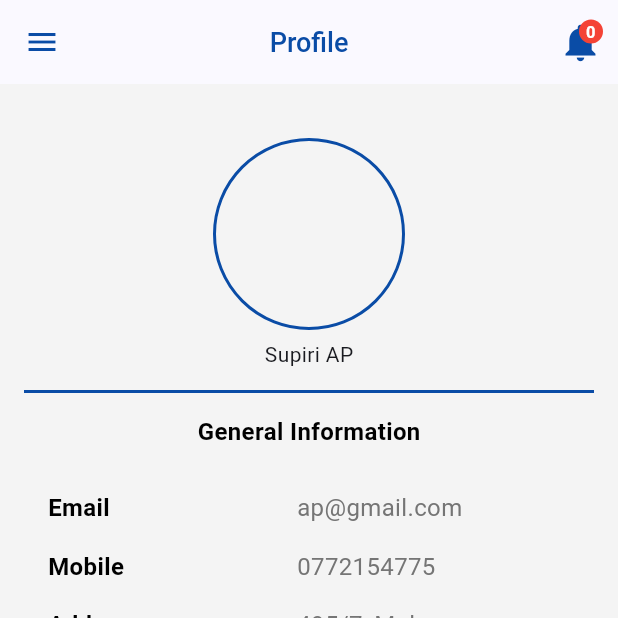
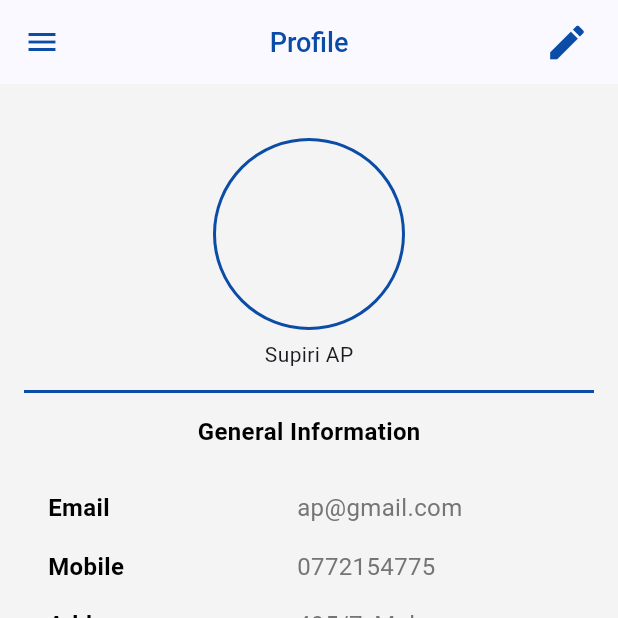
Before and after one commit to saimaboy/aarogya_meds, a Flutter app: the screen it shows after launch, item 4 of the bottom bar chosen, on a phone screen of 412 x 824 dp, the top half of it. Run offline on Flutter 3.47's test engine with Material 3 defaults, Android fonts, the phone set to English and light mode, and no system bars.

Commit message:
Profile Edit Page created

```diff
--- a/lib/screens/Profile/profile_main.dart
+++ b/lib/screens/Profile/profile_main.dart
@@ -1,5 +1,5 @@
 import 'package:aarogya_meds/utils/common.dart';
-import 'package:aarogya_meds/widget/appbars/menu_notification_appbar.dart';
+import 'package:aarogya_meds/widget/appbars/menu_edit_appbar.dart';
 import 'package:flutter/material.dart';
 
 class ProfilePage extends StatefulWidget {
@@ -13,7 +13,7 @@ class _ProfilePageState extends State<ProfilePage> {
   @override
   Widget build(BuildContext context) {
     return Scaffold(
-        appBar: const MenuNotification(title: "Profile"),
+        appBar: const MenuEdit(title: "Profile"),
         body: Container(
           padding: const EdgeInsets.all(16.0),
           child:
--- /dev/null
+++ b/lib/widget/appbars/menu_edit_appbar.dart
@@ -0,0 +1,56 @@
+import 'package:aarogya_meds/screens/Profile/profile_edit.dart';
+import 'package:aarogya_meds/utils/common.dart';
+import 'package:flutter/material.dart';
+
+class MenuEdit extends StatelessWidget implements PreferredSizeWidget {
+  final String title;
+  final int? notifications;
+
+  // ignore: use_key_in_widget_constructors
+  const MenuEdit({required this.title, this.notifications});
+
+  @override
+  Size get preferredSize => const Size.fromHeight(kToolbarHeight);
+
+  @override
+  Widget build(BuildContext context) {
+    return AppBar(
+      iconTheme: IconThemeData(color: Theme.of(context).primaryColor),
+      centerTitle: true,
+      leading: IconButton(
+        onPressed: () {
+          Navigator.pop(context);
+        },
+        icon: const Icon(
+          Icons.menu,
+          color: AppColors.primary,
+        ),
+      ),
+      title: Text(
+        title,
+        style: const TextStyle(
+            color: AppColors.primary,
+            fontSize: 18,
+            fontWeight: FontWeight.w500),
+      ),
+      actions: [
+        IconButton(
+          onPressed: () {
+            Navigator.push(
+              context,
+              MaterialPageRoute(
+                builder: (context) => const ProfileEditPage(),
+              ),
+            );
+          },
+          icon: const Icon(
+            Icons.edit,
+            size: 30,
+            color: AppColors.primary,
+          ),
+        ),
+        const SizedBox(width: 10),
+      ],
+    );
+  }
+}
```
Also changed, not shown: lib/screens/Profile/profile_edit.dart (added, +102 -0 lines).
